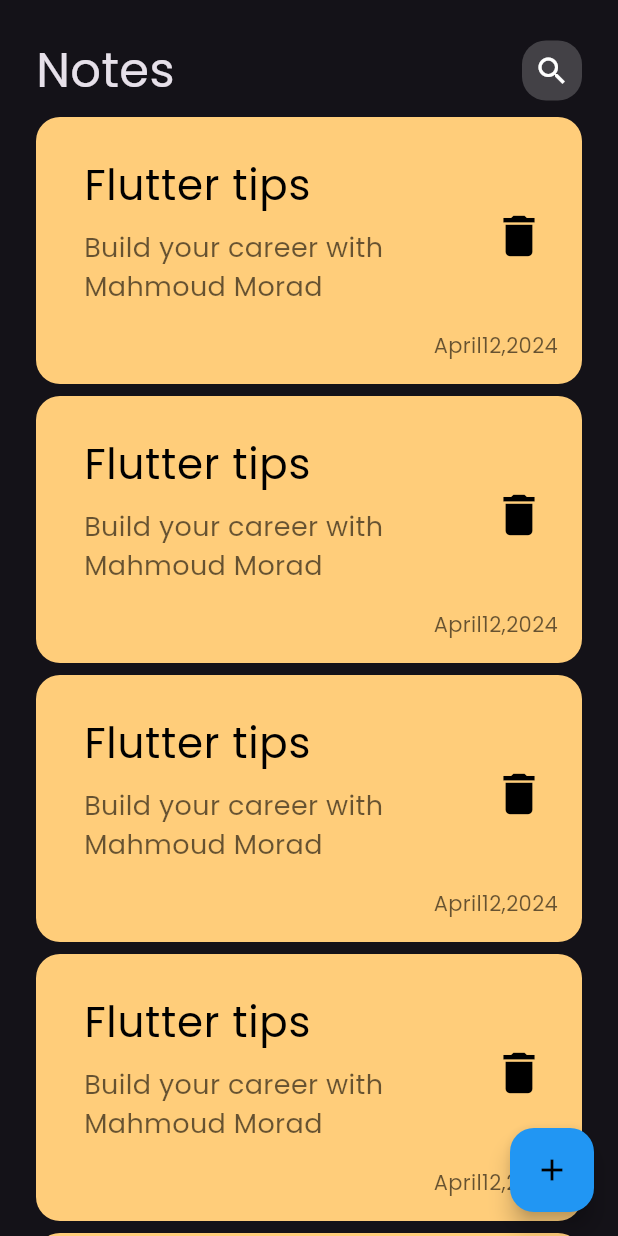
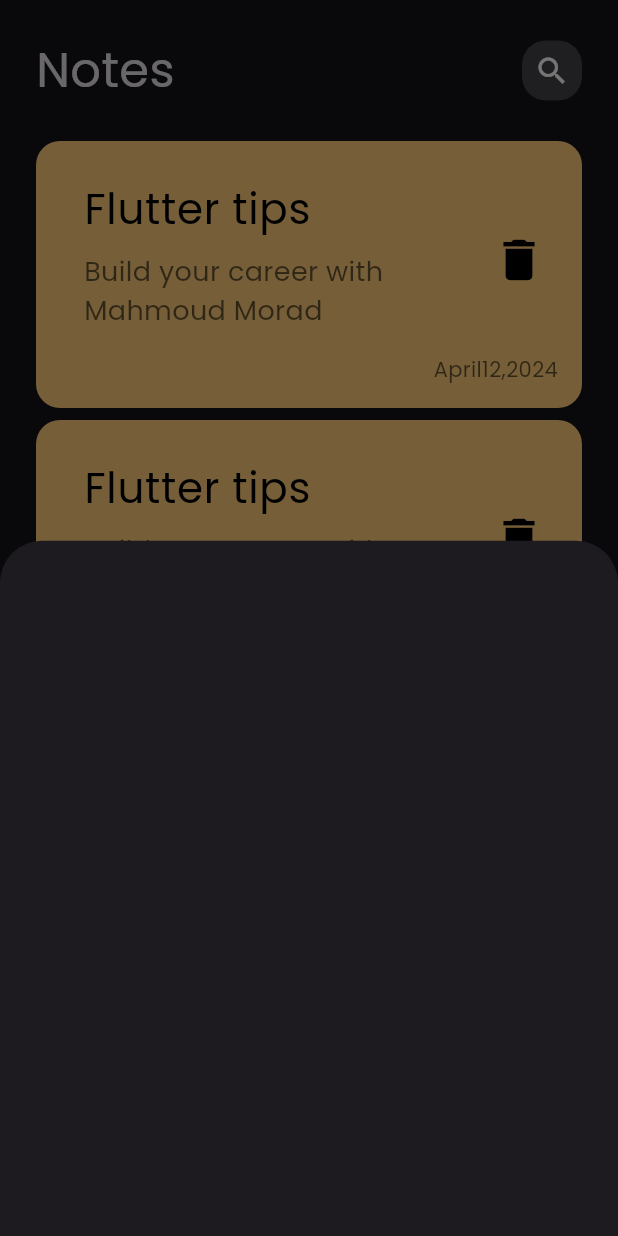
Before and after one commit to mahmoudmourad124/notes_app, a Flutter app: the screen it shows after launch, after a tap on the "add" icon, on a phone screen of 412 x 824 dp. Run offline on Flutter 3.47's test engine with Material 3 defaults, Android fonts, the phone set to English and light mode, and no system bars.

Commit message:
create show model bottom sheet

```diff
--- a/lib/views/notes_list_view.dart
+++ b/lib/views/notes_list_view.dart
@@ -9,7 +9,9 @@ class NotesListView extends StatelessWidget {
     return ListView.builder(
       itemBuilder: (context, index) {
         return const Padding(
-          padding: EdgeInsets.only(top: 8.0),
+          padding: EdgeInsets.only(
+            top: 8.0,
+          ),
           child: NoteItem(),
         );
       },
--- a/lib/views/notes_view.dart
+++ b/lib/views/notes_view.dart
@@ -7,12 +7,22 @@ class NotesView extends StatelessWidget {
   @override
   Widget build(BuildContext context) {
     return Scaffold(
-      floatingActionButton: FloatingActionButton(
-        onPressed: () {},
-        backgroundColor: Colors.blue,
-        child: const Icon(
-          Icons.add,
-          color: Colors.black,
+      floatingActionButton: Padding(
+        padding: const EdgeInsets.only(bottom: 16.0),
+        child: FloatingActionButton(
+          onPressed: () {
+            showModalBottomSheet(
+              context: context,
+              builder: (context) {
+                return Container();
+              },
+            );
+          },
+          backgroundColor: Colors.blue,
+          child: const Icon(
+            Icons.add,
+            color: Colors.black,
+          ),
         ),
       ),
       body: NotesViewBody(),
--- a/lib/views/notes_view_body.dart
+++ b/lib/views/notes_view_body.dart
@@ -12,7 +12,11 @@ class NotesViewBody extends StatelessWidget {
       child: Column(
         children: [
           CustomAppbar(),
-          Expanded(child: NotesListView()),
+          Expanded(
+              child: Padding(
+            padding: EdgeInsets.symmetric(vertical: 16.0),
+            child: NotesListView(),
+          )),
         ],
       ),
     );
```
